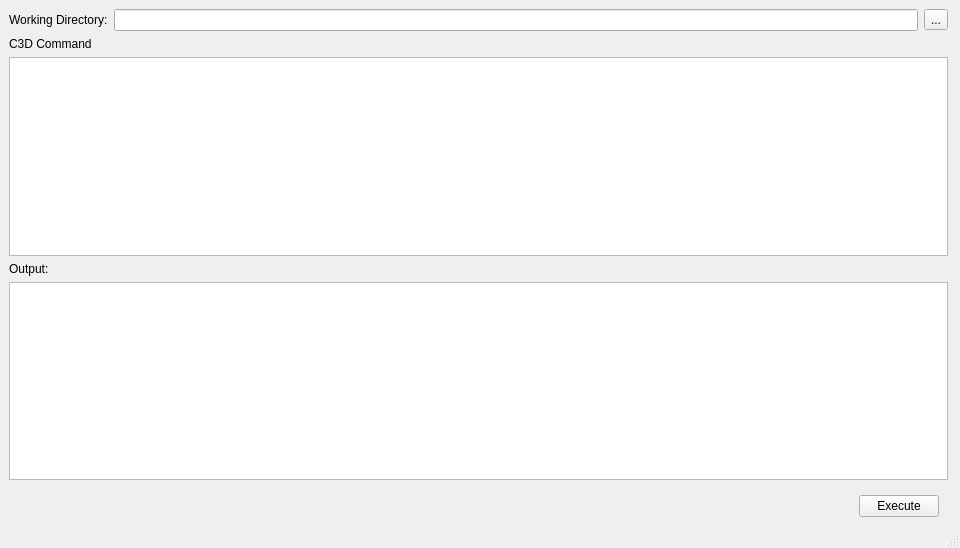
Above: gui/MainWindow.ui from pyushkevich/c3d before the change. Below: the same form after it.
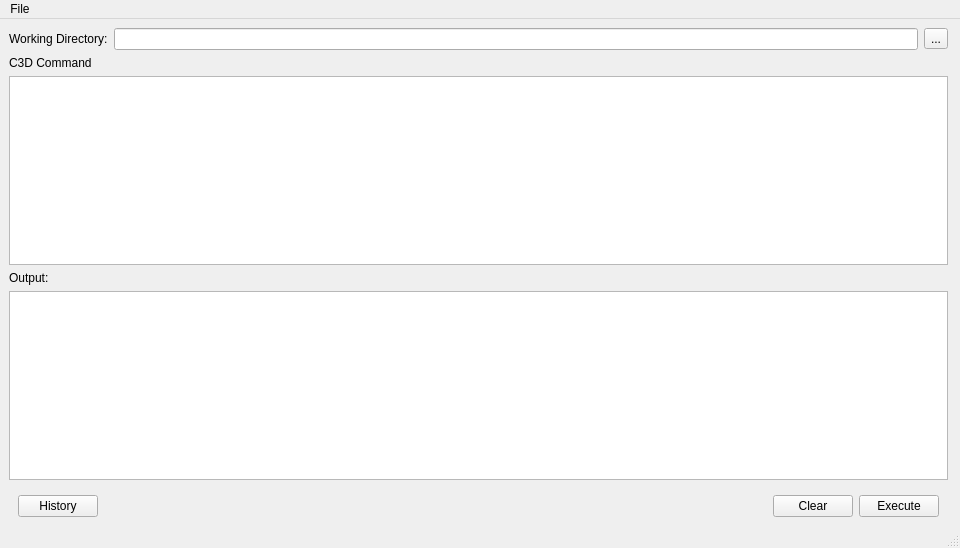
That is the form after the change. Icons and pictures are not drawn. Custom widgets are drawn as their Qt base class.

Commit message: migrate to Qt5 repackage and add lots of GUI features like history and ITK-SNAP launhc

Patch:
```diff
--- a/gui/MainWindow.ui
+++ b/gui/MainWindow.ui
@@ -92,6 +92,16 @@
     <item>
      <widget class="QWidget" name="widget" native="true">
       <layout class="QHBoxLayout" name="horizontalLayout_2">
+       <item>
+        <widget class="QPushButton" name="btnHistory">
+         <property name="text">
+          <string>History</string>
+         </property>
+         <property name="shortcut">
+          <string>Ctrl+H</string>
+         </property>
+        </widget>
+       </item>
        <item>
         <spacer name="horizontalSpacer">
          <property name="orientation">
@@ -105,6 +115,16 @@
          </property>
         </spacer>
        </item>
+       <item>
+        <widget class="QPushButton" name="btnClear">
+         <property name="text">
+          <string>Clear</string>
+         </property>
+         <property name="shortcut">
+          <string>Ctrl+Backspace</string>
+         </property>
+        </widget>
+       </item>
        <item>
         <widget class="QPushButton" name="btnRun">
          <property name="text">
@@ -129,6 +149,13 @@
      <height>22</height>
     </rect>
    </property>
+   <widget class="QMenu" name="menuFile">
+    <property name="title">
+     <string>File</string>
+    </property>
+    <addaction name="actionPreferences"/>
+   </widget>
+   <addaction name="menuFile"/>
   </widget>
   <widget class="QStatusBar" name="statusbar"/>
  </widget>
```
Left out of the diff: 18 changed lines with no effect on the pictures. The commit also changes 25 other files.
